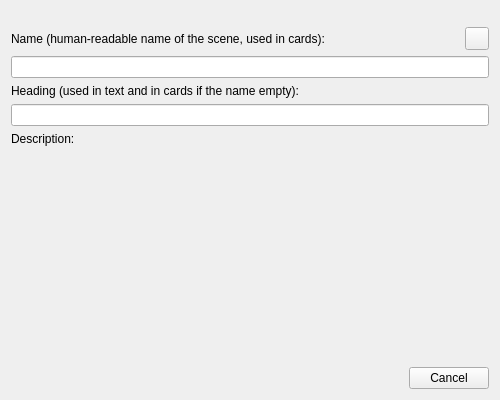
Above: src/bin/scenarist-desktop/UserInterfaceLayer/Scenario/ScenarioItemDialog/ScenarioItemDialog.ui from dimkanovikov/KITScenarist before the change. Below: the same form after it.
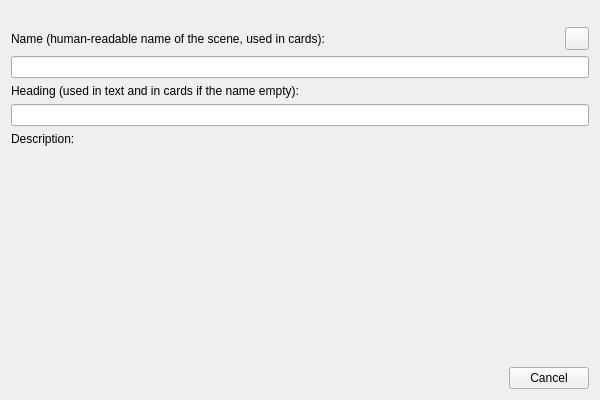
That is the form after the change. Icons and pictures are not drawn. Custom widgets are drawn as their Qt base class.

Commit message: Improve add scenario item dialog a bit

The edit to the form file:
```diff
--- a/src/bin/scenarist-desktop/UserInterfaceLayer/Scenario/ScenarioItemDialog/ScenarioItemDialog.ui
+++ b/src/bin/scenarist-desktop/UserInterfaceLayer/Scenario/ScenarioItemDialog/ScenarioItemDialog.ui
@@ -6,19 +6,19 @@
    <rect>
     <x>0</x>
     <y>0</y>
-    <width>500</width>
+    <width>600</width>
     <height>400</height>
    </rect>
   </property>
   <property name="minimumSize">
    <size>
-    <width>500</width>
+    <width>600</width>
     <height>400</height>
    </size>
   </property>
   <property name="maximumSize">
    <size>
-    <width>500</width>
+    <width>600</width>
     <height>400</height>
    </size>
   </property>
```
The commit also changes 1 other file.
